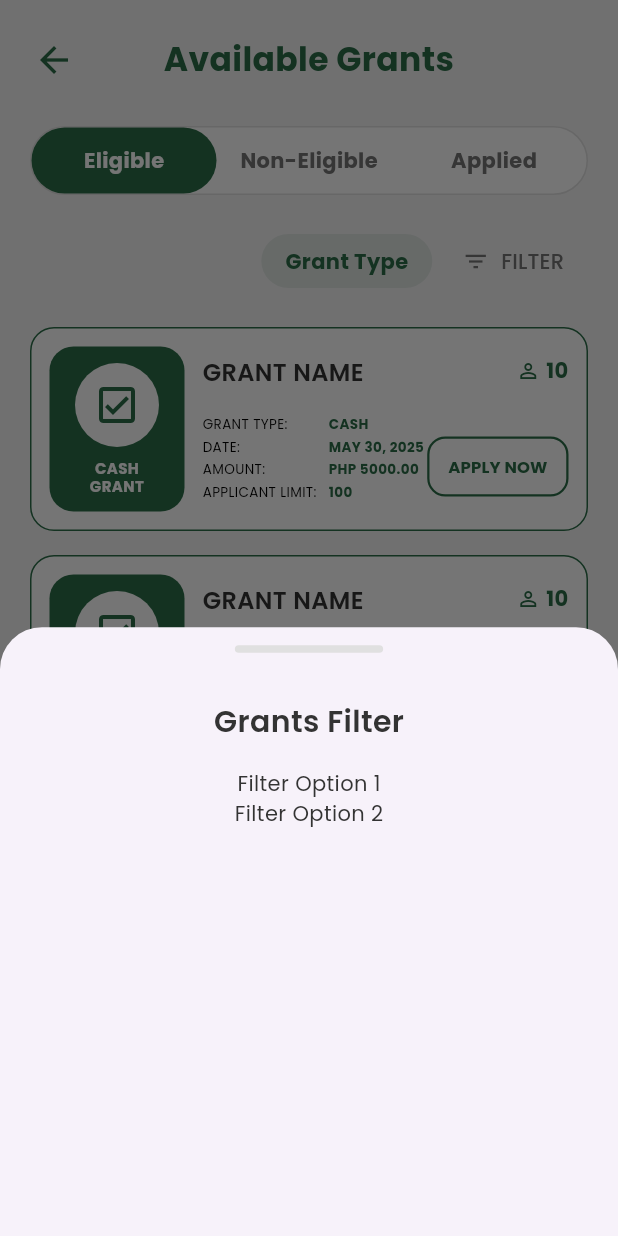
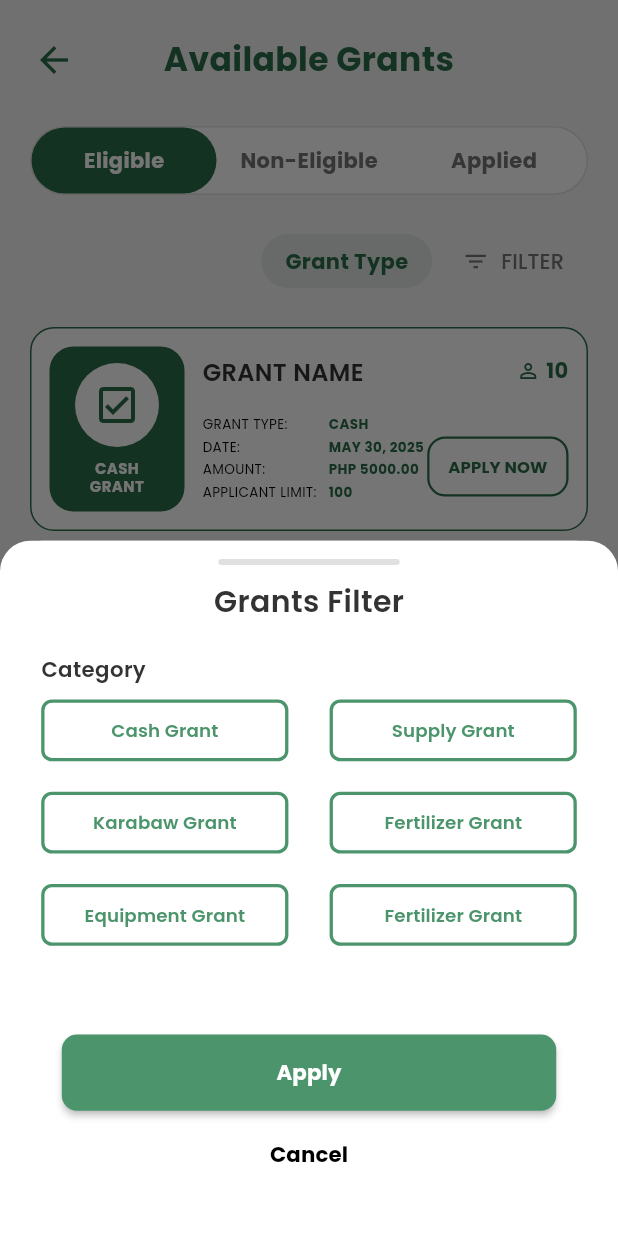
Before and after one commit to giruuu/SWISA_AGAP-MobileApp, a Flutter app: the AvailableGrantsScreen screen opened directly, after a tap on "FILTER", on a phone screen of 412 x 824 dp. Run offline on Flutter 3.47's test engine with Material 3 defaults, Android fonts, the phone set to English and light mode, and no system bars; our stand-ins replace flutter_screenutil, image_picker.

Commit message:
grant filter

```diff
--- a/lib/widgets/bottomsheet.dart
+++ b/lib/widgets/bottomsheet.dart
@@ -1,31 +1,39 @@
+import 'package:capstone/constants/app_colors.dart';
 import 'package:flutter/material.dart';
 import 'package:flutter_screenutil/flutter_screenutil.dart';
+import 'package:capstone/widgets/custom_button1.dart'; // Ensure this path is correct
 
 class BottomSheetWidget extends StatelessWidget {
   const BottomSheetWidget({super.key});
 
   @override
   Widget build(BuildContext context) {
-    return SizedBox(
-      height: 400.h,
-      child: Center(
+    return Container(
+      decoration: BoxDecoration(
+
+        color: Colors.white,
+        borderRadius: BorderRadius.vertical(top: Radius.circular(20.r)),
+      ),
       child: Column(
+        mainAxisSize: MainAxisSize.min, //Wraps the content in column
         children: [
-            // The handle or line at the top
-            const SizedBox(height: 12),
-            Container(
-              height: 5.0.h,
-              width: 90.0.w,
+
+          SizedBox(height: 12.h),
+          Center(
+            child: Container(
+              height: 4.0.h,
+              width: 110.0.w,
               decoration: BoxDecoration(
                 color: Colors.grey[300],
-                borderRadius: BorderRadius.circular(10),
+                borderRadius: BorderRadius.circular(5.r),
               ),
             ),
-            const SizedBox(height: 16), // Add space below the handle
+          ),
+          SizedBox(height: 10.h),
 
-            // Your existing content
+          // Title
           const Padding(
-              padding: EdgeInsets.all(16.0),
+            padding: EdgeInsets.symmetric(horizontal: 16.0),
             child: Text(
               'Grants Filter',
               style: TextStyle(
@@ -35,11 +43,94 @@ class BottomSheetWidget extends StatelessWidget {
               ),
             ),
           ),
+          SizedBox(height: 20.h),
 
-            const Text('Filter Option 1'),
-            const Text('Filter Option 2'),
+          // Container for "Category" and GridView
+          Container(
+            padding: EdgeInsets.symmetric(horizontal: 25.w),
+            child: Column(
+              crossAxisAlignment: CrossAxisAlignment.start,
+              children: [
+                // 'Category' title
+                Text(
+                  'Category',
+                  style: TextStyle(
+                    fontSize: 14.sp,
+                    fontFamily: 'Poppins',
+                    fontWeight: FontWeight.w600,
+                  ),
+                ),
+                SizedBox(height: 10.h),
+
+                // Grid of buttons using GridView
+                GridView.count(
+                  shrinkWrap: true,
+                  physics: const NeverScrollableScrollPhysics(),
+                  crossAxisCount: 2,
+                  crossAxisSpacing: 25.0.w,
+                  mainAxisSpacing: 20.0.h,
+                  childAspectRatio: 4.0,
+                  children: [
+                    _buildOutlinedButton('Cash Grant'),
+                    _buildOutlinedButton('Supply Grant'),
+                    _buildOutlinedButton('Karabaw Grant'),
+                    _buildOutlinedButton('Fertilizer Grant'),
+                    _buildOutlinedButton('Equipment Grant'),
+                    _buildOutlinedButton('Fertilizer Grant'), // Note: Duplicate text
+                  ],
+                ),
+              ],
+            ),
+          ),
+
           const Spacer(),
+
+          // Apply and Cancel Buttons
+          Padding(
+            padding: EdgeInsets.symmetric(horizontal: 25.w),
+            child: Column(
+              children: [
+                CustomButton1(
+                  backgroundColor: AppColors.green350,
+                  borderRadius: BorderRadius.circular(10.r),
+                  width: 300.w,
+                  height: 50.h,
+                  text: 'Apply',
+                  onPressed: () {},
+                ),
+                SizedBox(height: 5.h),
+                CustomButton1(
+                  hasBorder: true,
+                  text: 'Cancel',
+                  onPressed: () {
+                    Navigator.pop(context);
+                  },
+                ),
               ],
+            ),
+          ),
+          SizedBox(height: 30.h),
+        ],
+      ),
+    );
+  }
+
+  Widget _buildOutlinedButton(String text) {
+    return OutlinedButton(
+      onPressed: () {},
+      style: OutlinedButton.styleFrom(
+        foregroundColor: AppColors.green350,
+        side: BorderSide(color: AppColors.green350, width: 2.w),
+        shape: RoundedRectangleBorder(
+          borderRadius: BorderRadius.circular(7.r),
+        ),
+      ),
+      child: Text(
+        text,
+        style: TextStyle(
+          fontSize: 12.sp,
+          fontWeight: FontWeight.w600,
+          fontFamily: 'Poppins',
         ),
       ),
     );
```
Lines whose indentation alone changed are shown as unchanged.
